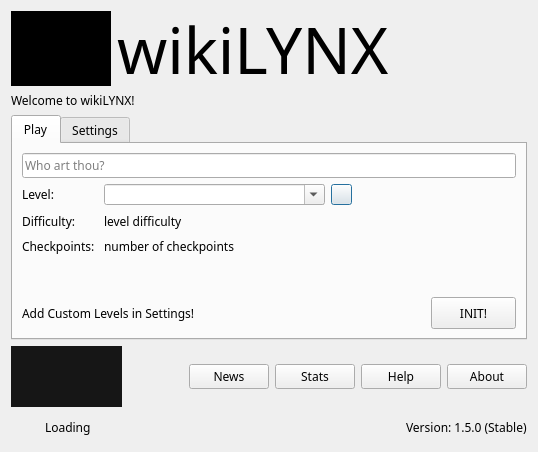
This is wikiLYNX/ui/welcome.ui in flamboyantpenguin/wikilynx as Qt 5 draws it before an edit. The edited form follows.
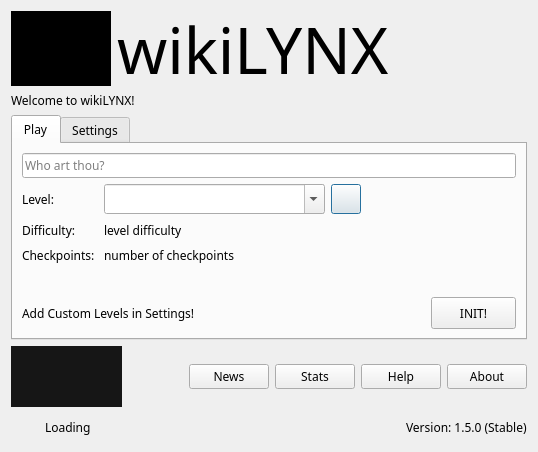
This is the edited form. Icons and pictures are not drawn.

Diff of the .ui file:
```diff
--- a/wikiLYNX/ui/welcome.ui
+++ b/wikiLYNX/ui/welcome.ui
@@ -34,7 +34,6 @@
   <property name="font">
    <font>
     <family>Comfortaa</family>
-    <family>Comfortaa</family>
     <stylestrategy>PreferDefault</stylestrategy>
    </font>
   </property>
@@ -177,14 +176,14 @@
        <item>
         <layout class="QHBoxLayout" name="horizontalLayout">
          <item>
-          <layout class="QGridLayout" name="gridLayout" rowstretch="0,0,0" columnstretch="0,0,0">
+          <layout class="QGridLayout" name="gridLayout" rowstretch="0,0,0" columnstretch="0,1,0" columnminimumwidth="0,1,0">
            <property name="spacing">
             <number>6</number>
            </property>
            <item row="1" column="0">
             <widget class="QLabel" name="label_2">
              <property name="sizePolicy">
-              <sizepolicy hsizetype="Fixed" vsizetype="Fixed">
+              <sizepolicy hsizetype="Expanding" vsizetype="Expanding">
                <horstretch>0</horstretch>
                <verstretch>0</verstretch>
               </sizepolicy>
@@ -197,8 +196,8 @@
              </property>
              <property name="maximumSize">
               <size>
-               <width>81</width>
-               <height>21</height>
+               <width>16777215</width>
+               <height>16777215</height>
               </size>
              </property>
              <property name="text">
@@ -216,14 +215,14 @@
              </property>
              <property name="minimumSize">
               <size>
-               <width>21</width>
-               <height>21</height>
+               <width>30</width>
+               <height>30</height>
               </size>
              </property>
              <property name="maximumSize">
               <size>
-               <width>21</width>
-               <height>21</height>
+               <width>30</width>
+               <height>30</height>
               </size>
              </property>
              <property name="baseSize">
@@ -242,10 +241,16 @@
            </item>
            <item row="2" column="1">
             <widget class="QLabel" name="chk">
+             <property name="sizePolicy">
+              <sizepolicy hsizetype="Expanding" vsizetype="Expanding">
+               <horstretch>0</horstretch>
+               <verstretch>0</verstretch>
+              </sizepolicy>
+             </property>
              <property name="maximumSize">
               <size>
-               <width>221</width>
-               <height>21</height>
+               <width>16777215</width>
+               <height>16777215</height>
               </size>
              </property>
              <property name="font">
@@ -265,21 +270,21 @@
            <item row="0" column="1">
             <widget class="QComboBox" name="passcodeInput">
              <property name="sizePolicy">
-              <sizepolicy hsizetype="Fixed" vsizetype="Fixed">
+              <sizepolicy hsizetype="Expanding" vsizetype="Expanding">
                <horstretch>0</horstretch>
                <verstretch>0</verstretch>
               </sizepolicy>
              </property>
              <property name="minimumSize">
               <size>
-               <width>221</width>
-               <height>21</height>
+               <width>0</width>
+               <height>0</height>
               </size>
              </property>
              <property name="maximumSize">
               <size>
-               <width>221</width>
-               <height>21</height>
+               <width>16777215</width>
+               <height>16777215</height>
               </size>
              </property>
              <property name="font">
@@ -311,17 +316,15 @@
            <item row="2" column="0">
             <widget class="QLabel" name="label_4">
              <property name="sizePolicy">
-              <sizepolicy hsizetype="Fixed" vsizetype="Fixed">
+              <sizepolicy hsizetype="Expanding" vsizetype="Expanding">
                <horstretch>0</horstretch>
                <verstretch>0</verstretch>
               </sizepolicy>
              </property>
              <property name="maximumSize">
               <size>
-               <width>1000</width>
-               <height>1000</height>
-               <width>1000</width>
-               <height>1000</height>
+               <width>16777215</width>
+               <height>16777215</height>
               </size>
              </property>
              <property name="text">
@@ -332,15 +335,15 @@
            <item row="0" column="0">
             <widget class="QLabel" name="label1">
              <property name="sizePolicy">
-              <sizepolicy hsizetype="Fixed" vsizetype="Maximum">
+              <sizepolicy hsizetype="Expanding" vsizetype="Expanding">
                <horstretch>0</horstretch>
                <verstretch>0</verstretch>
               </sizepolicy>
              </property>
              <property name="maximumSize">
               <size>
-               <width>40</width>
-               <height>21</height>
+               <width>16777215</width>
+               <height>16777215</height>
               </size>
              </property>
              <property name="layoutDirection">
@@ -360,7 +363,7 @@
            <item row="1" column="1">
             <widget class="QLabel" name="difficulty">
              <property name="sizePolicy">
-              <sizepolicy hsizetype="Fixed" vsizetype="Fixed">
+              <sizepolicy hsizetype="Expanding" vsizetype="Expanding">
                <horstretch>0</horstretch>
                <verstretch>0</verstretch>
               </sizepolicy>
@@ -373,8 +376,8 @@
              </property>
              <property name="maximumSize">
               <size>
-               <width>221</width>
-               <height>21</height>
+               <width>16777215</width>
+               <height>16777215</height>
               </size>
              </property>
              <property name="font">
```
Left out of the diff: 7 changed lines with no effect on the pictures.
